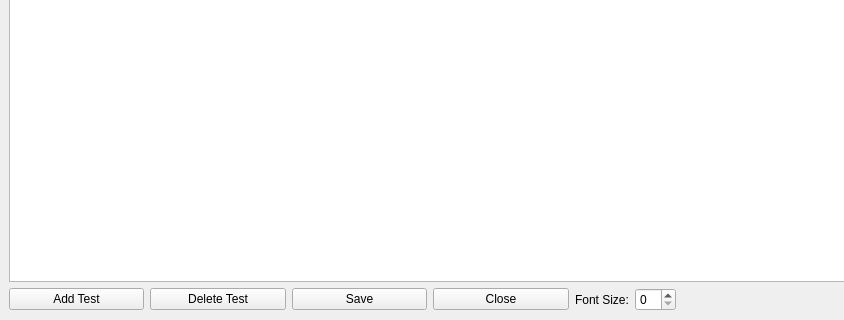
The window that Dev/Lib/Windows/TestBedEditorWindow.ui (rmlockwood/FLExTrans) describes before a commit, drawn with Qt 5; both pictures show x 0 to 844 and y 180 to 500 of the 1097 by 500 pixel window.
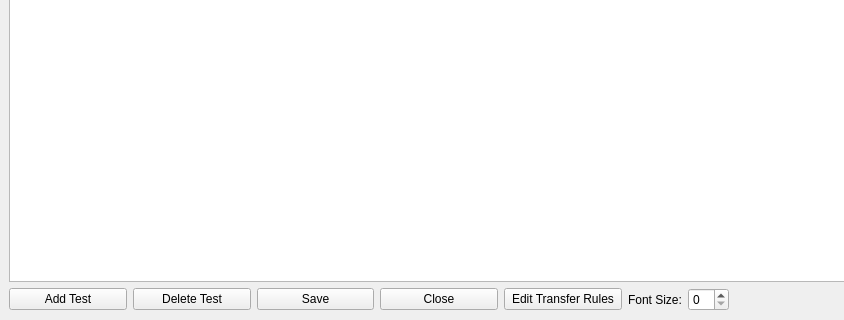
The same window after the commit.

Commit message:
Edit Transfer Rules buttons added
Edit Transfer Rules buttons added

Patch:
```diff
--- a/Dev/Lib/Windows/TestBedEditorWindow.ui
+++ b/Dev/Lib/Windows/TestBedEditorWindow.ui
@@ -147,6 +147,19 @@
           </property>
          </widget>
         </item>
+        <item>
+         <widget class="QPushButton" name="editTransferRulesButton">
+          <property name="sizePolicy">
+           <sizepolicy hsizetype="Expanding" vsizetype="Fixed">
+            <horstretch>1</horstretch>
+            <verstretch>0</verstretch>
+           </sizepolicy>
+          </property>
+          <property name="text">
+           <string>Edit Transfer Rules</string>
+          </property>
+         </widget>
+        </item>
         <item>
          <widget class="QLabel" name="fontSizeLabel">
           <property name="text">
```
The commit also changes 21 other files.
